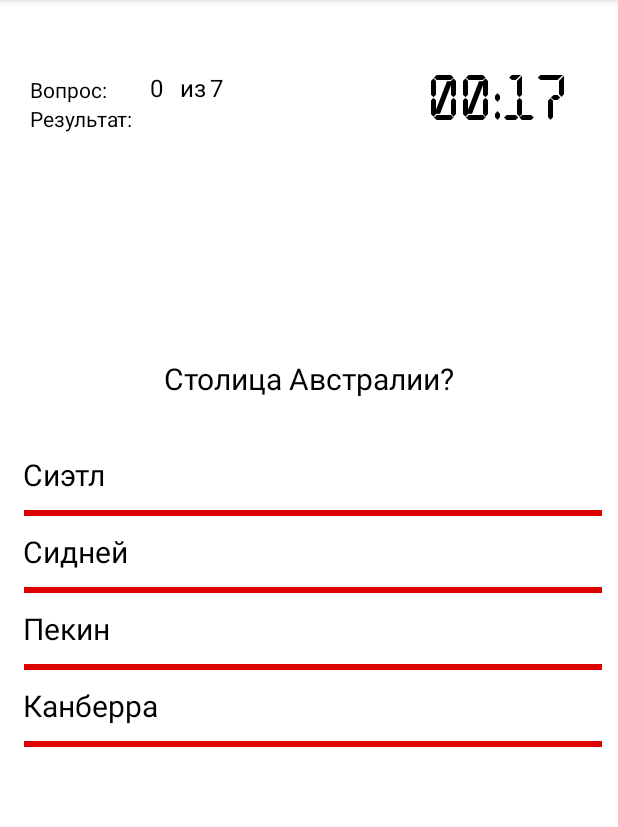
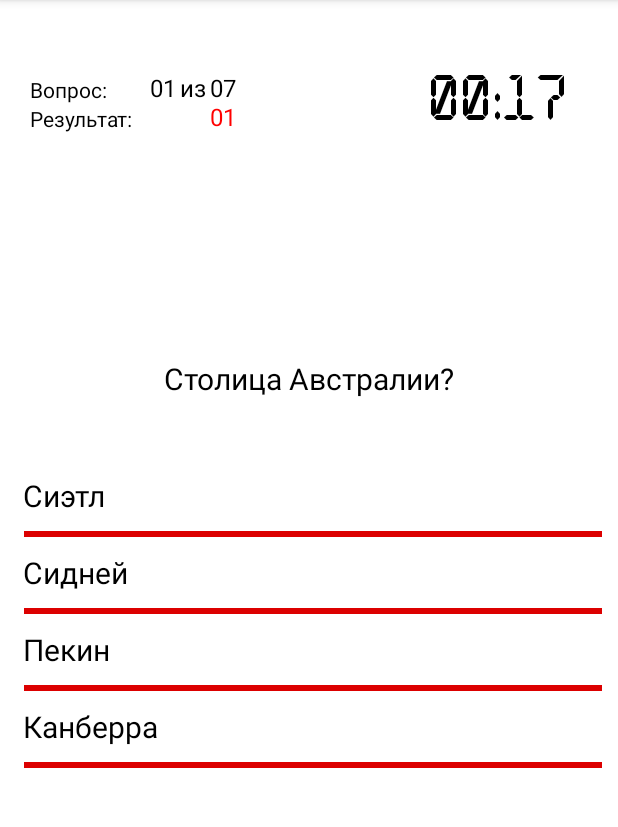
Before and after one commit to zxspetrum/GeoQuiz, an Android app: the TestActivity screen opened directly, with no data from a screen before it, after a tap on "Сиэтл", on a phone screen of 412 x 824 dp, the part 84-911 px from its top. Run offline under Robolectric (Android 15) with nearby library versions, the phone set to English and light mode, and no system bars; Roboto replaces fonts that are not available here.

Commit message:
“20.11.200”

```diff
--- a/app/src/main/java/ru/gloomy/geoquiz/AdapterRecyclerView.java
+++ b/app/src/main/java/ru/gloomy/geoquiz/AdapterRecyclerView.java
@@ -22,12 +22,6 @@ public  class AdapterRecyclerView extends RecyclerView.Adapter <AdapterRecyclerV
         this.mAnswers = data;
     }
 
-   public void dataSetChanged() {
-        this.mAnswers = mAnswers;
-        notifyDataSetChanged();
-
-    }
-
     // данный код увеличивает контейнер RecyclerView в случае необходимости
     @NonNull
     @Override
@@ -38,8 +32,8 @@ public  class AdapterRecyclerView extends RecyclerView.Adapter <AdapterRecyclerV
 
     // связывает данные с TextView в каждой строке
     @Override
-    public void onBindViewHolder(ViewHolder holder, int position) {
-        String answers = mAnswers.get(position);
+    public void onBindViewHolder(ViewHolder holder, int mPositionItemAnswer) {
+        String answers = mAnswers.get(mPositionItemAnswer);
         holder.myTextView.setText(answers);
     }
 
@@ -48,8 +42,6 @@ public  class AdapterRecyclerView extends RecyclerView.Adapter <AdapterRecyclerV
     public int getItemCount() {
         return mAnswers.size();
     }
-
-
 
     // сохраняет и перерабатывает просмотры по мере их прокрутки за пределы экрана
     public class ViewHolder extends RecyclerView.ViewHolder implements View.OnClickListener {
@@ -63,9 +55,7 @@ public  class AdapterRecyclerView extends RecyclerView.Adapter <AdapterRecyclerV
 
         @Override
         public void onClick(View view) {
-            if (mClickListener != null) {
-                mClickListener.onItemClick(view, getAdapterPosition());
-            }
+            if (mClickListener != null) mClickListener.onItemClick(view, getAdapterPosition());
         }
     }
 
--- a/app/src/main/java/ru/gloomy/geoquiz/TestActivity.java
+++ b/app/src/main/java/ru/gloomy/geoquiz/TestActivity.java
@@ -1,7 +1,6 @@
 package ru.gloomy.geoquiz;
 //region import class
-
-
+import android.annotation.SuppressLint;
 import android.content.Intent;
 import android.graphics.Color;
 import android.os.Bundle;
@@ -15,33 +14,38 @@ import androidx.core.content.ContextCompat;
 import androidx.recyclerview.widget.LinearLayoutManager;
 import androidx.recyclerview.widget.RecyclerView;
 import com.google.gson.Gson;
+
 import java.io.ByteArrayOutputStream;
 import java.io.IOException;
 import java.io.InputStream;
 import java.util.List;
 import java.util.Locale;
-
 //endregion
 
 public class TestActivity extends AppCompatActivity implements AdapterRecyclerView.ItemClickListener {
 
-
     private QuestionList mQuestionList;
     private AdapterRecyclerView mAdapter;
+    private RecyclerView rvAnswers;
     private int mCurrentQuestion;
-    private int mCorrect;
-    private int mWrong;
-    private int mSize;
-    private String mIndexTrueAnswer;
-    private int mSeconds = 20;
-    private  TextView mTvQuestionScore, mTvNowQuestion, mTvCountCorrect, mTvCountWrong, mTvQuestion;
-
-
+    private int mCorrectAnswer;
+    private int mWrongAnswer;
+    private int mSizeArray;
+    private int mIndexTrueAnswer;
+    private int mClickAnswer;
+    private int mSecondsTimerCountdown = 20;
+    private int mPositionItemAnswer;
+    private TextView mTvQuestionScore, mTvNowQuestion, mTvCountCorrect, mTvCountWrong, mTvQuestion;
 
  /* Дабы не запутаться :
 
-    currentQuestion общее количество отвеченых вопросов,correct - счёт количества правильных ответов, wrong - счет количесва неправильных ответов, size - размер массива(количество вопросов),
-    indexTrueAnswer - номер ответа, seconds - время отведённое на тест (сек);
+    mCorrectAnswer - счёт количества правильных ответов,
+    mWrongAnswer;
+    mCurrentQuestion- счет количесва отвеченных вопросов,
+    mSizeArray - размер массива(количество вопросов),
+    mIndexTrueAnswer - номер правильного ответа,
+    mSecondsTimerCountdown - время отведённое на тест (сек);
+    mPositionItemAnswer/
 
     vQuestionScore - общее количество вопросов , tvNowQuestion - для отображения количество отвеченных вопросов, tvCountCorrect - отображает количество правильных вопросов,
      tvCountWrong - отображает количество неправильных вопросов, tvQuestion - обоюражени вопроса из json.
@@ -54,6 +58,16 @@ public class TestActivity extends AppCompatActivity implements AdapterRecyclerVi
         super.onCreate(savedInstanceState);
         setContentView(R.layout.activity_test);
 
+        rvAnswers = findViewById(R.id.rvAnswers);
+        mTvQuestion = findViewById(R.id.tvQuestion);
+        mTvCountCorrect = findViewById(R.id.tvCountCorrect);
+        mTvCountWrong = findViewById(R.id.tvCountWrong);
+        mTvQuestionScore = findViewById(R.id.tvQuestionScore);
+
+        mTvNowQuestion = findViewById(R.id.tvNowQuestion);
+
+      //mIndexTrueAnswer = toString(mQuestionList.getQuizQuestions().get());
+
         //region создание random числа для варианта
         int a = (int) (Math.random() * 10);
         Toast toast = Toast.makeText(getApplicationContext(),
@@ -61,86 +75,33 @@ public class TestActivity extends AppCompatActivity implements AdapterRecyclerVi
         toast.show();
 //endregion
 
-// создаем библиотеку
+        //region создаем библиотеку
         mQuestionList = new QuestionList();
         Gson gson = new Gson();
         InputStream fileInputStream = getResources().openRawResource(R.raw.question_qeoquiz);
         String file = readTextFile(fileInputStream);
         mQuestionList = gson.fromJson(file, QuestionList.class);
-
+        mSizeArray = mQuestionList.getQuizQuestions().size();
+       // mIndexTrueAnswer = mQuestionList.getQuizQuestions().get(2).getTrueAnswer();
+        mTvQuestionScore.setText(String.format("%02d",mSizeArray));
 
 
         //region LOG.e
         Log.e("TAG", "onCreate: listQuestion: " + mQuestionList.getQuizQuestions().get(0).getQuestion());
         Log.e("TAG", "onCreate: listAnswers: " + mQuestionList.getQuizQuestions().get(0).getAnswers());
-
-
-
 //endregion
-        RecyclerView rvAnswers;
-        rvAnswers = findViewById(R.id.rvAnswers);
-        mSize = mQuestionList.getQuizQuestions().size();
-        mTvQuestion = findViewById(R.id.tvQuestion);
-        mTvQuestionScore = findViewById(R.id.tvQuestionScore);
-        mTvQuestionScore.setText(String.valueOf(mSize));
-        mTvNowQuestion = findViewById(R.id.tvNowQuestion);
-        mTvNowQuestion.setText(String.valueOf(mCurrentQuestion));
-        mIndexTrueAnswer = String.valueOf(mQuestionList.getQuizQuestions().get(3).getTrueAnswer());
-
-
-//region инициализируем костомный список
+        mAdapter = new AdapterRecyclerView(this, mQuestionList.getQuizQuestions().get(mCurrentQuestion).getAnswers());
         rvAnswers.setLayoutManager(new LinearLayoutManager(getApplicationContext()));
         rvAnswers.addItemDecoration(new DividerItemDecoration(ContextCompat.getDrawable(this, R.drawable.row_divider)));
-//endregion
-
-//заполняем адаптер
-
-                mAdapter = new AdapterRecyclerView(this, mQuestionList.getQuizQuestions().get(mCurrentQuestion).getAnswers());
-                mAdapter.setClickListener(this);
+        runTimer();
+        if (mCurrentQuestion<mSizeArray) {
             rvAnswers.setAdapter(mAdapter);
-                mTvQuestion.setText(mQuestionList.getQuizQuestions().get(mCurrentQuestion).getQuestion());
-        runTimer(); //запуск таймера
+            updateQuestionsAndAnswers();
+        }else{
+            endGame();
         }
-
-//на "наподумать"
-   /*
-    public Dialog onCreateDialog(Bundle savedInstanceState) {
-            String title = "Тест завершен ";
-            String message = "Вы набрали ___ %";
-            String button1String = "Вернуться в меню";
-            String button2String = "Пройти еще раз";
-
-            AlertDialog.Builder builder = new AlertDialog.Builder(getBaseContext());
-            builder.setTitle(title);  // заголовок
-            builder.setMessage(message); // сообщение
-            builder.setPositiveButton(button1String, new DialogInterface.OnClickListener() {
-                public void onClick(DialogInterface dialog, int id) {
-                    Toast.makeText(getBaseContext() , "выход в главное меню",
-                            Toast.LENGTH_LONG).show();
     }
-            });
-            builder.setNegativeButton(button2String, new DialogInterface.OnClickListener() {
-                public void onClick(DialogInterface dialog, int id) {
-                    Toast.makeText(getBaseContext(), "рестарт теста", Toast.LENGTH_LONG)
-                            .show();
-                }
-            });
-            builder.setCancelable(true);
-
-            return builder.create();
-        }
-
-    */
-
-    public List<String> onItemClick(View view, int position) {
-        mCurrentQuestion++;
-        Toast.makeText(this, "Ваш ответ: " + mAdapter.getItem(position) + ", номер массива: " + position + ", длина массива: " + mSize + ". Правильный ответ: " + mIndexTrueAnswer,
-                    Toast.LENGTH_SHORT).show();
-
-        return null;
-    }
-
-    //region ввод чтение Gson
+    //region ввод чтение GSON
     public String readTextFile(InputStream inputStream) {
         ByteArrayOutputStream outputStream = new ByteArrayOutputStream();
         byte buf[] = new byte[1024];
@@ -158,6 +119,41 @@ public class TestActivity extends AppCompatActivity implements AdapterRecyclerVi
     }
     //endregion
 
+    public List<String> onItemClick(View view, int mPositionItemAnswer) {
+        mClickAnswer = mPositionItemAnswer;
+        Toast.makeText(this, "Номер вопроса: " + mCurrentQuestion + " Ваш ответ: " + mAdapter.getItem(mPositionItemAnswer) + ", номер массива: " + mPositionItemAnswer + ", длина массива: " + mSizeArray + ". Правильный ответ: " + mIndexTrueAnswer,
+                Toast.LENGTH_SHORT).show();
+        updateQuestionsAndAnswers();
+        countTruAndWrongAndAnswers();
+        return null;
+    }
+    public void updateQuestionsAndAnswers() {
+            mAdapter.setClickListener(this);
+            mTvQuestion.setText(mQuestionList.getQuizQuestions().get(mCurrentQuestion).getQuestion());
+            mAdapter.notifyDataSetChanged();
+    }
+    @SuppressLint("DefaultLocale")
+    public void countTruAndWrongAndAnswers() {
+        if (mClickAnswer == 3) {
+            mCorrectAnswer++;
+            mCurrentQuestion++;
+            mTvNowQuestion.setText(String.format("%02d",mCurrentQuestion));
+            mTvCountCorrect.setText(String.format("%02d",mCorrectAnswer));
+        } else {
+            mWrongAnswer++;
+            mCurrentQuestion++;
+            mTvNowQuestion.setText(String.format("%02d",mCurrentQuestion));
+            mTvCountWrong.setText(String.format("%02d",mWrongAnswer));
+        }
+    }
+    public void endGame() {
+            /*
+             * реализовать Диалоговое окно. Активити Результат упразнить
+             */
+            Intent result = new Intent(TestActivity.this, ResultActivity.class);
+            startActivity(result);
+        }
+
     //region таймер обратного счета
     private void runTimer() {
         final TextView timeView = findViewById(R.id.text_view_countdown);
@@ -165,22 +161,22 @@ public class TestActivity extends AppCompatActivity implements AdapterRecyclerVi
         handler.post(new Runnable() {
             @Override
             public void run() {
-                int minutes = (mSeconds % 3600) / 60;
-                int secs = mSeconds % 60;
+                int minutes = (mSecondsTimerCountdown % 3600) / 60;
+                int secs = mSecondsTimerCountdown % 60;
                 String time = String.format(Locale.getDefault(),
                         "%02d:%02d", minutes, secs);
                 timeView.setText(time);
-                mSeconds--;
-                if (mSeconds < 15) {
+                mSecondsTimerCountdown--;
+                if (mSecondsTimerCountdown < 15) {
                     timeView.setTextColor(Color.RED);
 
                 }
-                if (mSeconds == 0) {
+                if (mSecondsTimerCountdown == 0) {
                     finish();
 
                     Intent result = new Intent(TestActivity.this, ResultActivity.class);
-                    result.putExtra("correct: ", mCorrect);
-                    result.putExtra("wrong: ", mWrong);
+                    result.putExtra("correct: ", mCorrectAnswer);
+                    result.putExtra("wrong: ", mWrongAnswer);
                     startActivity(result);
                 }
                 handler.postDelayed(this, 1000);
@@ -189,39 +185,6 @@ public class TestActivity extends AppCompatActivity implements AdapterRecyclerVi
     }
 //endregion
 
-    //region жизненный цикл приложения
-    @Override
-    protected void onStart() {
-        super.onStart();
-        Log.e("TAG", "onStart() called");
-    }
-
-    @Override
-    protected void onPause() {
-        super.onPause();
-        Log.e("TAG", "onPause() called");
-    }
-
-    @Override
-    protected void onResume() {
-        super.onResume();
-        Log.e("TAG", "onResume() called");
-    }
-
-    @Override
-    protected void onStop() {
-        super.onStop();
-        Log.e("TAG", "onStop() called");
-    }
-
-    @Override
-    protected void onDestroy() {
-        super.onDestroy();
-        Log.e("TAG", "onDestroy() called");
-    }
-//endregion
-
-
 
 
 }
--- a/app/src/main/res/layout/activity_menu.xml
+++ b/app/src/main/res/layout/activity_menu.xml
@@ -25,20 +25,20 @@
 
     <ImageView
         android:id="@+id/iv_menu"
-        android:layout_width="297dp"
-        android:layout_height="299dp"
+        android:layout_width="219dp"
+        android:layout_height="224dp"
         android:layout_marginStart="5dp"
         android:layout_marginEnd="5dp"
         android:layout_marginBottom="5dp"
         android:background="#FFFFFF"
 
+        android:contentDescription="@string/description"
         android:src="@drawable/menu"
         app:layout_constraintBottom_toTopOf="@+id/but_menu_test"
         app:layout_constraintEnd_toEndOf="parent"
         app:layout_constraintHorizontal_bias="0.497"
         app:layout_constraintStart_toStartOf="parent"
-        app:layout_constraintTop_toBottomOf="@+id/tvAppName"
-        android:contentDescription="@string/description" />
+        app:layout_constraintTop_toBottomOf="@+id/tvAppName" />
 
     <Button
         android:id="@+id/but_menu_test"
--- a/app/src/main/res/layout/activity_test.xml
+++ b/app/src/main/res/layout/activity_test.xml
@@ -27,6 +27,7 @@
         android:layout_alignParentStart="true"
         android:layout_gravity="center"
         android:layout_marginStart="100dp"
+        android:text="01"
         android:textColor="@color/black"
         android:textSize="16sp"
         tools:text="00" />
@@ -73,12 +74,13 @@
         android:layout_width="wrap_content"
         android:layout_height="wrap_content"
         android:layout_alignBottom="@+id/text_view_question_count"
-          android:layout_alignParentStart="true"
-          android:layout_marginStart="100dp"
-          android:layout_gravity="center"
+        android:layout_alignParentStart="true"
+        android:layout_gravity="center"
+        android:layout_marginStart="100dp"
 
-            android:textColor="@color/green"
-        android:textSize="16sp" />
+        android:textColor="@color/green"
+        android:textSize="16sp"
+        tools:text="00" />
 
     <TextView
         android:id="@+id/tvCountWrong"
@@ -87,12 +89,12 @@
         android:layout_alignBottom="@+id/text_view_question_count"
         android:layout_alignParentStart="true"
         android:layout_gravity="center"
-        android:layout_marginStart="120dp"
+        android:layout_marginStart="140dp"
 
 
         android:textColor="@color/red"
         android:textSize="16sp"
-        tools:text="0" />
+        tools:text="00" />
 
     <TextView
         android:id="@+id/text_view_countdown"
@@ -115,8 +117,10 @@
         android:layout_width="match_parent"
         android:layout_height="wrap_content"
         android:layout_below="@id/text_view_question_count"
+        android:layout_marginLeft="20dp"
         android:layout_marginTop="150dp"
-        android:layout_marginBottom="16dp"
+        android:layout_marginRight="20dp"
+        android:layout_marginBottom="30dp"
         android:freezesText="true"
         android:textAlignment="center"
         android:textColor="@android:color/black"
@@ -126,12 +130,14 @@
     <androidx.recyclerview.widget.RecyclerView
         android:id="@+id/rvAnswers"
         android:layout_width="match_parent"
-        android:layout_height="match_parent"
+        android:layout_height="301dp"
         android:layout_below="@id/tvQuestion"
+        android:layout_alignParentBottom="true"
         android:layout_marginLeft="10dp"
         android:layout_marginTop="5dp"
         android:layout_marginEnd="5dp"
         android:layout_marginRight="10dp"
+        android:layout_marginBottom="100dp"
         android:padding="5dp"
         android:textColor="@color/black">
 
```
Lines whose indentation alone changed are shown as unchanged.
